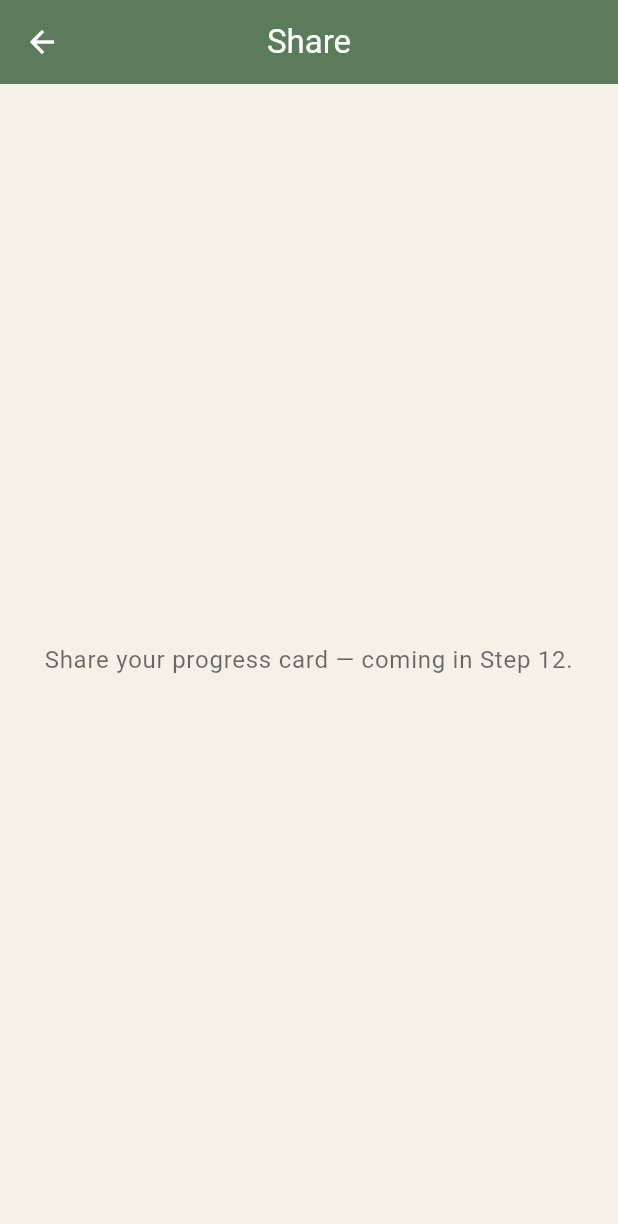
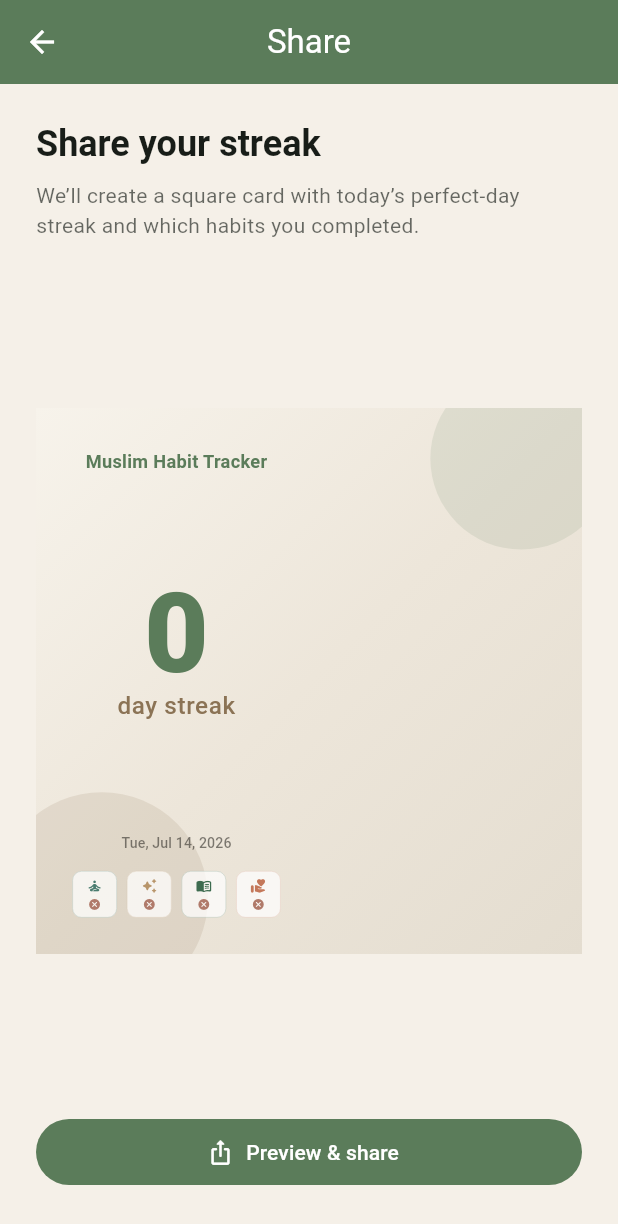
Before and after one commit to abshwabu/muslim-habit-tracker, a Flutter app: the ShareExportScreen screen opened directly, on a phone screen of 412 x 824 dp. Shown: the top 1224 px of the screen. Run offline on Flutter 3.47's test engine with Material 3 defaults, Android fonts, the phone set to English and light mode, and no system bars; our stand-ins replace flutter_riverpod, hive, hive_flutter, screenshot, share_plus, table_calendar; accounts and stored records are empty.

Commit message:
Add streak card image export with preview and share.
Co-authored-by: Cursor <cursoragent@cursor.com>

```diff
--- a/lib/screens/share_export_screen.dart
+++ b/lib/screens/share_export_screen.dart
@@ -1,27 +1,212 @@
+import 'dart:typed_data';
+
 import 'package:flutter/material.dart';
+import 'package:flutter_riverpod/flutter_riverpod.dart';
+import 'package:screenshot/screenshot.dart';
 
-/// Placeholder until share/export (Step 12) is implemented.
-class ShareExportScreen extends StatelessWidget {
+import '../providers/providers.dart';
+import '../services/streak_card_exporter.dart';
+import '../widgets/streak_card.dart';
+
+/// Captures a hidden [StreakCard], previews it, then shares the PNG.
+class ShareExportScreen extends ConsumerStatefulWidget {
   const ShareExportScreen({super.key});
 
   @override
+  ConsumerState<ShareExportScreen> createState() => _ShareExportScreenState();
+}
+
+class _ShareExportScreenState extends ConsumerState<ShareExportScreen> {
+  late final StreakCardExporter _exporter;
+  var _busy = false;
+
+  @override
+  void initState() {
+    super.initState();
+    _exporter = StreakCardExporter();
+  }
+
+  Future<void> _prepareAndPreview() async {
+    if (_busy) return;
+    setState(() => _busy = true);
+    try {
+      // Brief delay so the off-screen card can paint before capture.
+      await Future<void>.delayed(const Duration(milliseconds: 50));
+      if (!mounted) return;
+
+      final bytes = await _exporter.capturePng(pixelRatio: 1);
+      if (!mounted) return;
+      if (bytes == null) {
+        ScaffoldMessenger.of(context).showSnackBar(
+          const SnackBar(content: Text('Could not capture streak card')),
+        );
+        return;
+      }
+
+      final streak = ref.read(perfectDayStreakProvider).currentStreak;
+      final shouldShare = await showDialog<bool>(
+        context: context,
+        builder: (ctx) => _PreviewDialog(imageBytes: bytes, streakDays: streak),
+      );
+
+      if (shouldShare != true || !mounted) return;
+
+      final file = await _exporter.writeTempPng(bytes);
+      if (!mounted) return;
+
+      final box = context.findRenderObject() as RenderBox?;
+      final origin = box == null
+          ? const Rect.fromLTWH(0, 0, 1, 1)
+          : box.localToGlobal(Offset.zero) & box.size;
+
+      await _exporter.shareCardFile(
+        file,
+        caption: '$streak day streak of daily good deeds 🌙',
+        sharePositionOrigin: origin,
+      );
+    } catch (e) {
+      if (!mounted) return;
+      ScaffoldMessenger.of(context).showSnackBar(
+        SnackBar(content: Text('Share failed: $e')),
+      );
+    } finally {
+      if (mounted) setState(() => _busy = false);
+    }
+  }
+
+  @override
   Widget build(BuildContext context) {
+    final streak = ref.watch(perfectDayStreakProvider).currentStreak;
+    final due = ref.watch(dueTodayProvider);
+    final logs = ref.watch(todayLogsProvider);
+    final scheme = Theme.of(context).colorScheme;
+
     return Scaffold(
       appBar: AppBar(title: const Text('Share')),
-      body: Center(
-        child: Padding(
-          padding: const EdgeInsets.all(24),
-          child: Text(
-            'Share your progress card — coming in Step 12.',
-            textAlign: TextAlign.center,
-            style: Theme.of(context).textTheme.bodyLarge?.copyWith(
-                  color: Theme.of(context).colorScheme.onSurface.withValues(
-                        alpha: 0.65,
+      body: Stack(
+        clipBehavior: Clip.none,
+        children: [
+          // Off-screen but still painted — required for capture()/toImage.
+          // (Offstage and Opacity(0) skip painting and break Screenshot.)
+          Positioned(
+            left: -StreakCard.size - 64,
+            top: 0,
+            width: StreakCard.size,
+            height: StreakCard.size,
+            child: Screenshot(
+              controller: _exporter.controller,
+              child: StreakCard(
+                streakDays: streak,
+                date: todayDate(),
+                dueHabits: due,
+                todayLogs: logs,
+              ),
+            ),
+          ),
+          Padding(
+            padding: const EdgeInsets.fromLTRB(24, 24, 24, 32),
+            child: Column(
+              crossAxisAlignment: CrossAxisAlignment.stretch,
+              children: [
+                Text(
+                  'Share your streak',
+                  style: Theme.of(context).textTheme.headlineSmall?.copyWith(
+                        fontWeight: FontWeight.w700,
                       ),
                 ),
+                const SizedBox(height: 8),
+                Text(
+                  'We’ll create a square card with today’s perfect-day streak '
+                  'and which habits you completed.',
+                  style: Theme.of(context).textTheme.bodyMedium?.copyWith(
+                        color: scheme.onSurface.withValues(alpha: 0.65),
+                      ),
+                ),
+                const SizedBox(height: 24),
+                Expanded(
+                  child: Center(
+                    child: AspectRatio(
+                      aspectRatio: 1,
+                      child: FittedBox(
+                        fit: BoxFit.contain,
+                        child: IgnorePointer(
+                          child: StreakCard(
+                            streakDays: streak,
+                            date: todayDate(),
+                            dueHabits: due,
+                            todayLogs: logs,
+                          ),
+                        ),
+                      ),
+                    ),
+                  ),
+                ),
+                const SizedBox(height: 20),
+                FilledButton.icon(
+                  onPressed: _busy ? null : _prepareAndPreview,
+                  icon: _busy
+                      ? const SizedBox(
+                          width: 18,
+                          height: 18,
+                          child: CircularProgressIndicator(strokeWidth: 2),
+                        )
+                      : const Icon(Icons.ios_share_rounded),
+                  label: Padding(
+                    padding: const EdgeInsets.symmetric(vertical: 12),
+                    child: Text(_busy ? 'Preparing…' : 'Preview & share'),
+                  ),
+                ),
+              ],
+            ),
           ),
-        ),
+        ],
       ),
     );
   }
 }
+
+class _PreviewDialog extends StatelessWidget {
+  const _PreviewDialog({
+    required this.imageBytes,
+    required this.streakDays,
+  });
+
+  final Uint8List imageBytes;
+  final int streakDays;
+
+  @override
+  Widget build(BuildContext context) {
+    return AlertDialog(
+      title: const Text('Preview streak card'),
+      content: SingleChildScrollView(
+        child: Column(
+          mainAxisSize: MainAxisSize.min,
+          children: [
+            Text(
+              'Looks good? Share “$streakDays day streak of daily good deeds 🌙”.',
+              style: Theme.of(context).textTheme.bodyMedium,
+            ),
+            const SizedBox(height: 16),
+            ClipRRect(
+              borderRadius: BorderRadius.circular(12),
+              child: Image.memory(
+                imageBytes,
+                fit: BoxFit.contain,
+              ),
+            ),
+          ],
+        ),
+      ),
+      actions: [
+        TextButton(
+          onPressed: () => Navigator.pop(context, false),
+          child: const Text('Cancel'),
+        ),
+        FilledButton(
+          onPressed: () => Navigator.pop(context, true),
+          child: const Text('Share'),
+        ),
+      ],
+    );
+  }
+}
--- /dev/null
+++ b/lib/services/streak_card_exporter.dart
@@ -0,0 +1,43 @@
+import 'dart:io';
+import 'dart:typed_data';
+import 'dart:ui' show Rect;
+
+import 'package:path_provider/path_provider.dart';
+import 'package:screenshot/screenshot.dart';
+import 'package:share_plus/share_plus.dart';
+
+/// Captures bytes, writes a temp PNG, and opens the system share sheet.
+class StreakCardExporter {
+  StreakCardExporter({ScreenshotController? controller})
+      : controller = controller ?? ScreenshotController();
+
+  final ScreenshotController controller;
+
+  Future<Uint8List?> capturePng({double pixelRatio = 1}) {
+    return controller.capture(pixelRatio: pixelRatio);
+  }
+
+  Future<File> writeTempPng(Uint8List bytes, {String? fileName}) async {
+    final dir = await getTemporaryDirectory();
+    final name = fileName ??
+        'habit_streak_${DateTime.now().millisecondsSinceEpoch}.png';
+    final file = File('${dir.path}/$name');
+    await file.writeAsBytes(bytes, flush: true);
+    return file;
+  }
+
+  Future<ShareResult> shareCardFile(
+    File file, {
+    required String caption,
+    Rect? sharePositionOrigin,
+  }) {
+    // ignore: deprecated_member_use — shareXFiles is the requested API
+    return Share.shareXFiles(
+      [XFile(file.path, mimeType: 'image/png')],
+      text: caption,
+      subject: 'Habit streak',
+      sharePositionOrigin:
+          sharePositionOrigin ?? const Rect.fromLTWH(0, 0, 1, 1),
+    );
+  }
+}
--- /dev/null
+++ b/lib/widgets/streak_card.dart
@@ -0,0 +1,205 @@
+import 'package:flutter/material.dart';
+import 'package:intl/intl.dart';
+
+import '../models/habit.dart';
+import '../models/habit_log.dart';
+import 'habit_ui_utils.dart';
+
+/// Fixed 1080×1080 shareable card for social export.
+class StreakCard extends StatelessWidget {
+  const StreakCard({
+    super.key,
+    required this.streakDays,
+    required this.date,
+    required this.dueHabits,
+    required this.todayLogs,
+    this.appName = 'Muslim Habit Tracker',
+  });
+
+  static const double size = 1080;
+
+  final int streakDays;
+  final DateTime date;
+  final List<Habit> dueHabits;
+  final Map<String, HabitLog> todayLogs;
+  final String appName;
+
+  static const Color sand = Color(0xFFF5F0E8);
+  static const Color sage = Color(0xFF5B7C5A);
+  static const Color earth = Color(0xFF8B7355);
+  static const Color ink = Color(0xFF3D3A34);
+
+  @override
+  Widget build(BuildContext context) {
+    final dateLabel = DateFormat.yMMMEd().format(date);
+
+    return Container(
+      width: size,
+      height: size,
+      decoration: const BoxDecoration(
+        color: sand,
+        gradient: LinearGradient(
+          begin: Alignment.topLeft,
+          end: Alignment.bottomRight,
+          colors: [
+            Color(0xFFF7F3EB),
+            Color(0xFFEDE6DA),
+            Color(0xFFE4DDD0),
+          ],
+        ),
+      ),
+      child: Stack(
+        children: [
+          Positioned(
+            top: -80,
+            right: -60,
+            child: _SoftBlob(
+              diameter: 360,
+              color: sage.withValues(alpha: 0.12),
+            ),
+          ),
+          Positioned(
+            bottom: -100,
+            left: -80,
+            child: _SoftBlob(
+              diameter: 420,
+              color: earth.withValues(alpha: 0.14),
+            ),
+          ),
+          Padding(
+            padding: const EdgeInsets.fromLTRB(72, 80, 72, 72),
+            child: Column(
+              children: [
+                Text(
+                  appName,
+                  textAlign: TextAlign.center,
+                  style: const TextStyle(
+                    fontSize: 36,
+                    fontWeight: FontWeight.w600,
+                    letterSpacing: 0.6,
+                    color: sage,
+                  ),
+                ),
+                const Spacer(flex: 2),
+                Text(
+                  '$streakDays',
+                  textAlign: TextAlign.center,
+                  style: const TextStyle(
+                    fontSize: 220,
+                    fontWeight: FontWeight.w800,
+                    height: 0.9,
+                    color: sage,
+                  ),
+                ),
+                const SizedBox(height: 8),
+                const Text(
+                  'day streak',
+                  textAlign: TextAlign.center,
+                  style: TextStyle(
+                    fontSize: 48,
+                    fontWeight: FontWeight.w500,
+                    color: earth,
+                    letterSpacing: 1.2,
+                  ),
+                ),
+                const Spacer(flex: 2),
+                Text(
+                  dateLabel,
+                  textAlign: TextAlign.center,
+                  style: TextStyle(
+                    fontSize: 28,
+                    fontWeight: FontWeight.w500,
+                    color: ink.withValues(alpha: 0.65),
+                  ),
+                ),
+                const SizedBox(height: 36),
+                if (dueHabits.isEmpty)
+                  Text(
+                    'No habits due today',
+                    style: TextStyle(
+                      fontSize: 24,
+                      color: ink.withValues(alpha: 0.45),
+                    ),
+                  )
+                else
+                  Wrap(
+                    alignment: WrapAlignment.center,
+                    spacing: 20,
+                    runSpacing: 16,
+                    children: [
+                      for (final habit in dueHabits)
+                        _HabitStatusChip(
+                          habit: habit,
+                          completed: todayLogs[habit.id]?.completed == true,
+                        ),
+                    ],
+                  ),
+              ],
+            ),
+          ),
+        ],
+      ),
+    );
+  }
+}
+
+class _SoftBlob extends StatelessWidget {
+  const _SoftBlob({required this.diameter, required this.color});
+
+  final double diameter;
+  final Color color;
+
+  @override
+  Widget build(BuildContext context) {
+    return Container(
+      width: diameter,
+      height: diameter,
+      decoration: BoxDecoration(
+        shape: BoxShape.circle,
+        color: color,
+      ),
+    );
+  }
+}
+
+class _HabitStatusChip extends StatelessWidget {
+  const _HabitStatusChip({
+    required this.habit,
+    required this.completed,
+  });
+
+  final Habit habit;
+  final bool completed;
+
+  @override
+  Widget build(BuildContext context) {
+    final accent = colorFromHex(habit.colorHex);
+    return Container(
+      width: 88,
+      padding: const EdgeInsets.symmetric(vertical: 12, horizontal: 8),
+      decoration: BoxDecoration(
+        color: Colors.white.withValues(alpha: 0.72),
+        borderRadius: BorderRadius.circular(18),
+        border: Border.all(
+          color: accent.withValues(alpha: 0.35),
+        ),
+      ),
+      child: Column(
+        mainAxisSize: MainAxisSize.min,
+        children: [
+          Icon(
+            habitIconData(habit.icon),
+            size: 32,
+            color: accent,
+          ),
+          const SizedBox(height: 8),
+          Icon(
+            completed ? Icons.check_circle_rounded : Icons.cancel_rounded,
+            size: 26,
+            color: completed ? StreakCard.sage : const Color(0xFFB07A6A),
+          ),
+        ],
+      ),
+    );
+  }
+}
```
Also changed, not shown: 1 other file.
